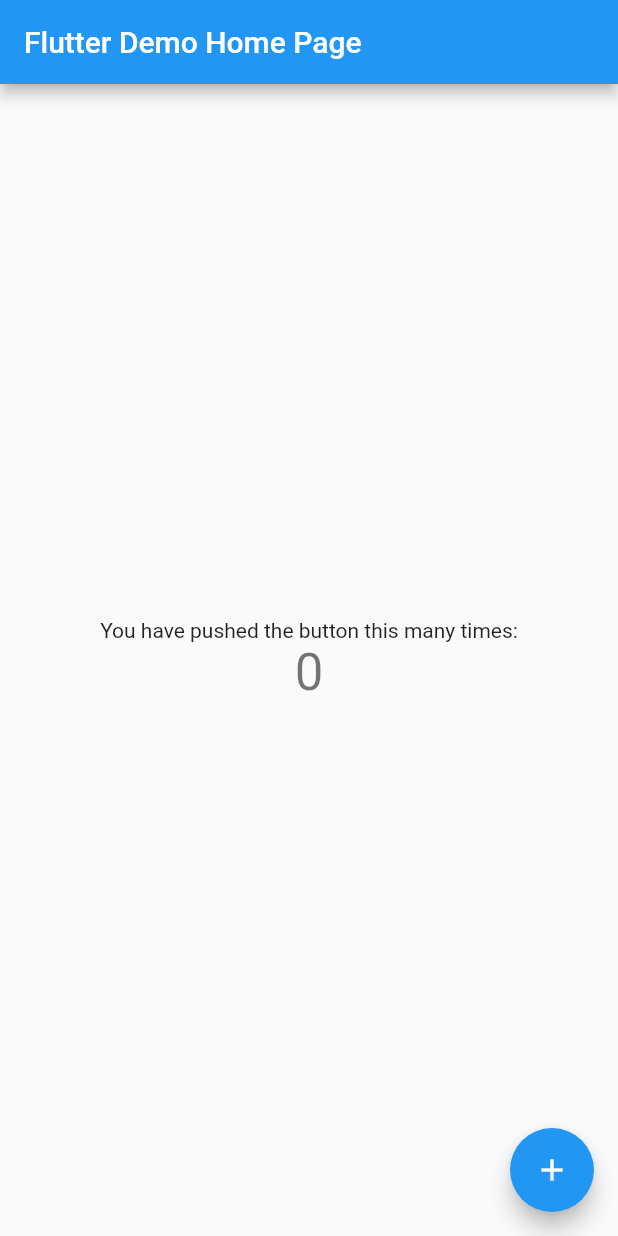
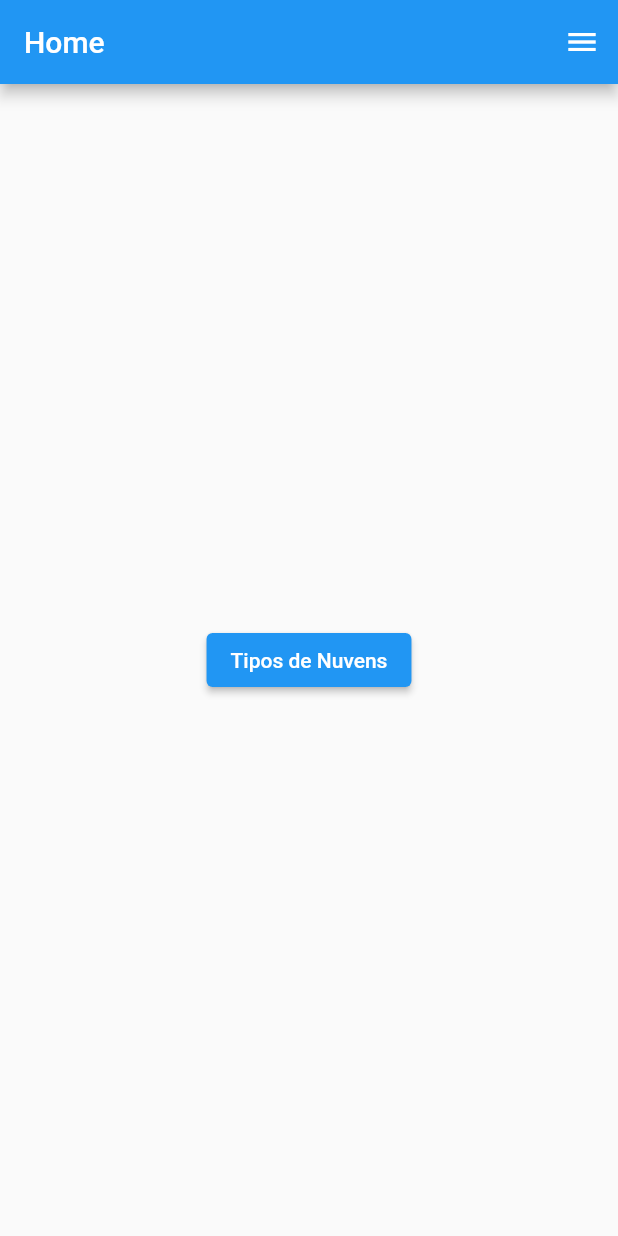
Before and after one commit to wanderalvess/explorando-nuvens-app, a Flutter app: the screen it shows after launch, on a phone screen of 412 x 824 dp. Run offline on Flutter 3.47's test engine with Material 2 defaults, Android fonts, the phone set to English and light mode, and no system bars.

Commit message:
Second Commit

```diff
--- a/lib/main.dart
+++ b/lib/main.dart
@@ -1,115 +1,89 @@
+import 'dart:convert';
+
 import 'package:flutter/material.dart';
+import 'package:http/http.dart' as http;
 
 void main() {
-  runApp(const MyApp());
+  runApp(MaterialApp(
+    home: HomePage(),
+  ));
 }
 
-class MyApp extends StatelessWidget {
-  const MyApp({super.key});
-
-  // This widget is the root of your application.
+class HomePage extends StatelessWidget {
   @override
   Widget build(BuildContext context) {
-    return MaterialApp(
-      title: 'Flutter Demo',
-      theme: ThemeData(
-        // This is the theme of your application.
-        //
-        // Try running your application with "flutter run". You'll see the
-        // application has a blue toolbar. Then, without quitting the app, try
-        // changing the primarySwatch below to Colors.green and then invoke
-        // "hot reload" (press "r" in the console where you ran "flutter run",
-        // or simply save your changes to "hot reload" in a Flutter IDE).
-        // Notice that the counter didn't reset back to zero; the application
-        // is not restarted.
-        primarySwatch: Colors.blue,
+    return Scaffold(
+      appBar: AppBar(
+        title: Text('Home'),
+        actions: <Widget>[
+          IconButton(
+            icon: Icon(Icons.menu),
+            onPressed: () {
+              // Mostrar o menu sanduíche
+            },
+          ),
+        ],
       ),
-      home: const MyHomePage(title: 'Flutter Demo Home Page'),
+      body: Center(
+        child: Column(
+          mainAxisAlignment: MainAxisAlignment.center,
+          children: <Widget>[
+            ElevatedButton(
+              child: Text('Tipos de Nuvens'),
+              onPressed: () {
+                // Navegar para a página de tipos de nuvens
+                Navigator.push(
+                  context,
+                  MaterialPageRoute(builder: (context) => CloudTypesPage()),
+                );
+              },
+            ),
+          ],
+        ),
+      ),
     );
   }
 }
 
-class MyHomePage extends StatefulWidget {
-  const MyHomePage({super.key, required this.title});
+class CloudTypesPage extends StatefulWidget {
+  @override
+  _CloudTypesPageState createState() => _CloudTypesPageState();
+}
 
-  // This widget is the home page of your application. It is stateful, meaning
-  // that it has a State object (defined below) that contains fields that affect
-  // how it looks.
-
-  // This class is the configuration for the state. It holds the values (in this
-  // case the title) provided by the parent (in this case the App widget) and
-  // used by the build method of the State. Fields in a Widget subclass are
-  // always marked "final".
-
-  final String title;
+class _CloudTypesPageState extends State<CloudTypesPage> {
+  dynamic _clouds;
 
   @override
-  State<MyHomePage> createState() => _MyHomePageState();
-}
+  void initState() {
+    super.initState();
+    _getClouds();
+  }
 
-class _MyHomePageState extends State<MyHomePage> {
-  int _counter = 0;
-
-  void _incrementCounter() {
-    setState(() {
-      // This call to setState tells the Flutter framework that something has
-      // changed in this State, which causes it to rerun the build method below
-      // so that the display can reflect the updated values. If we changed
-      // _counter without calling setState(), then the build method would not be
-      // called again, and so nothing would appear to happen.
-      _counter++;
-    });
+  Future<void> _getClouds() async {
+    final response = await http
+        .get(Uri.parse('https://samsungportugal.com/fotografia-943km-iframe/'));
+    if (response.statusCode == 200) {
+      setState(() {
+        _clouds = jsonDecode(response.body);
+      });
+    } else {
+      throw Exception('Failed to load clouds');
+    }
   }
 
   @override
   Widget build(BuildContext context) {
-    // This method is rerun every time setState is called, for instance as done
-    // by the _incrementCounter method above.
-    //
-    // The Flutter framework has been optimized to make rerunning build methods
-    // fast, so that you can just rebuild anything that needs updating rather
-    // than having to individually change instances of widgets.
     return Scaffold(
       appBar: AppBar(
-        // Here we take the value from the MyHomePage object that was created by
-        // the App.build method, and use it to set our appbar title.
-        title: Text(widget.title),
+        title: Text('Tipos de nuvens'),
       ),
-      body: Center(
-        // Center is a layout widget. It takes a single child and positions it
-        // in the middle of the parent.
-        child: Column(
-          // Column is also a layout widget. It takes a list of children and
-          // arranges them vertically. By default, it sizes itself to fit its
-          // children horizontally, and tries to be as tall as its parent.
-          //
-          // Invoke "debug painting" (press "p" in the console, choose the
-          // "Toggle Debug Paint" action from the Flutter Inspector in Android
-          // Studio, or the "Toggle Debug Paint" command in Visual Studio Code)
-          // to see the wireframe for each widget.
-          //
-          // Column has various properties to control how it sizes itself and
-          // how it positions its children. Here we use mainAxisAlignment to
-          // center the children vertically; the main axis here is the vertical
-          // axis because Columns are vertical (the cross axis would be
-          // horizontal).
-          mainAxisAlignment: MainAxisAlignment.center,
-          children: <Widget>[
-            const Text(
-              'You have pushed the button this many times:',
+      body: _clouds != null
+          ? Center(
+              child: Text(_clouds['name']),
+            )
+          : Center(
+              child: CircularProgressIndicator(),
             ),
-            Text(
-              '$_counter',
-              style: Theme.of(context).textTheme.headline4,
-            ),
-          ],
-        ),
-      ),
-      floatingActionButton: FloatingActionButton(
-        onPressed: _incrementCounter,
-        tooltip: 'Increment',
-        child: const Icon(Icons.add),
-      ), // This trailing comma makes auto-formatting nicer for build methods.
     );
   }
 }
--- a/pubspec.yaml
+++ b/pubspec.yaml
@@ -36,6 +36,7 @@
   # The following adds the Cupertino Icons font to your application.
   # Use with the CupertinoIcons class for iOS style icons.
   cupertino_icons: ^1.0.2
+  http: any
 
 dev_dependencies:
   flutter_test:
```
Also changed, not shown: pubspec.lock.
